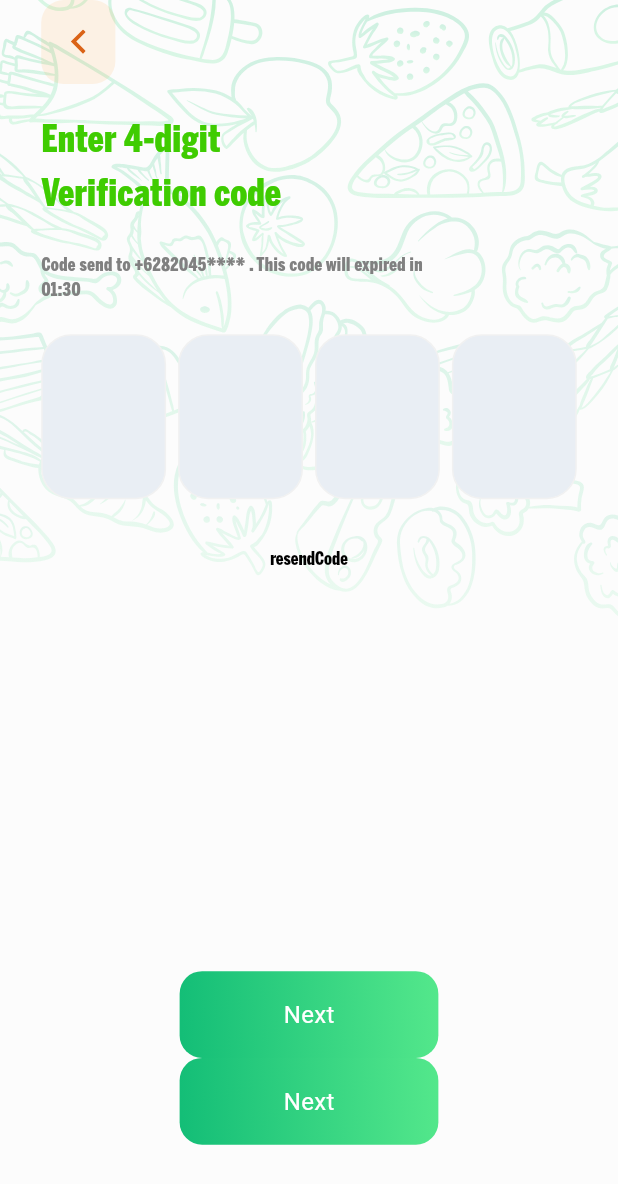
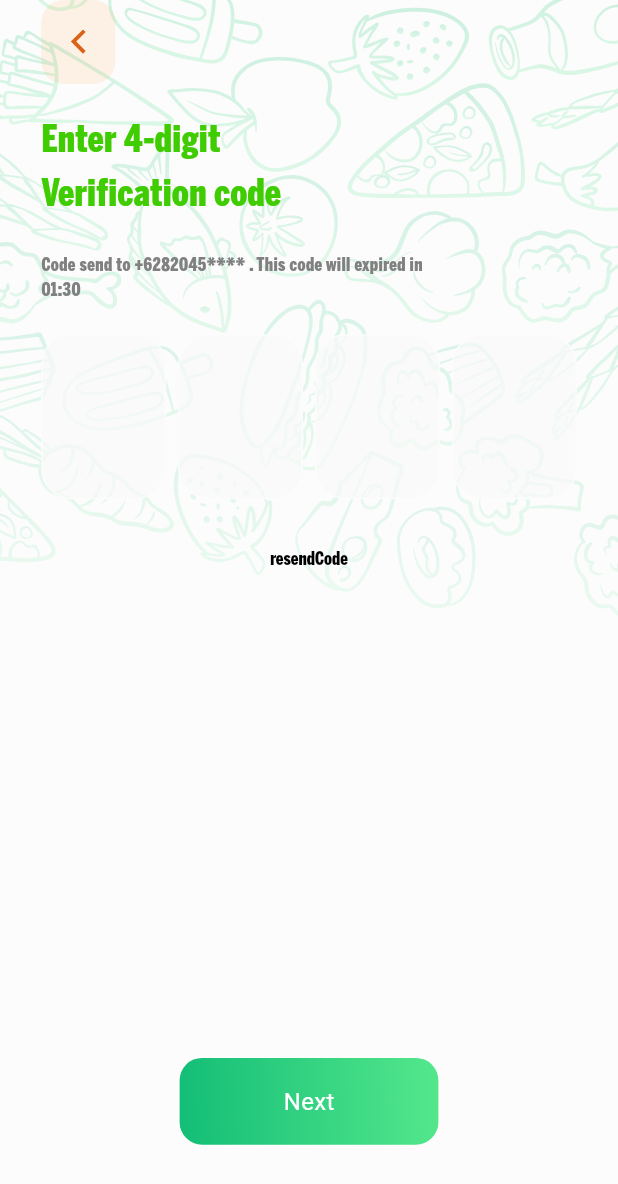
Before and after one commit to ahmed-eid-faried/foodease, a Flutter app: the VerificationCode screen opened directly, on a phone screen of 412 x 824 dp. Shown: the top 1184 px of the screen. Run offline on Flutter 3.47's test engine with Material 3 defaults, Android fonts, the phone set to English and light mode, and no system bars; drawn by our look-alikes of pinput; our stand-ins replace cached_network_image, connectivity_plus, country_code_picker, dartz, dio, equatable and 9 more; missing offline and left inert: swipeable_page_route; accounts and stored records are empty; Roboto replaces fonts that are missing (BentonSans Bold); project files that could hold a hidden picture were left out.

Commit message:
Verification Code

```diff
--- a/lib/features/auth/view/otp.dart
+++ b/lib/features/auth/view/otp.dart
@@ -28,16 +28,16 @@ class _OTPWidgetState extends State<OTPWidget> {
 
   @override
   Widget build(BuildContext context) {
-    Color focusedBorderColor = ColorResources.grey;
-    Color fillColor = ColorResources.black;
-    Color borderColor = ColorResources.grey;
+    Color focusedBorderColor = ColorResources.getIconBg(context);
+    Color fillColor = ColorResources.getIconBg(context);
+    Color borderColor = ColorResources.getHomeBg(context);
 
     final defaultPinTheme = PinTheme(
       width: AppSize.s100.r(context),
       height: AppSize.s100.r(context),
       // textStyle: AppFontStyle.black14w400(),
       decoration: BoxDecoration(
-        color: ColorResources.white,
+        color: fillColor.withOpacity(0.7),
         borderRadius: BorderRadius.circular(AppSize.s22),
         border: Border.all(width: 1, color: borderColor),
       ),
@@ -102,11 +102,14 @@ class _OTPWidgetState extends State<OTPWidget> {
           SizedBox(height: AppSize.s16.h(context)),
           TextButton(
               onPressed: () {},
-              child: const TextCustom(
+              child: TextCustom(
                 LocaleKeys.resendCode,
-                // style: AppFontStyle.red12w500underline()
+                style: TextStyle(
+                  color: ColorResources.getTextTitle(context),
+                  fontSize: 25.sp(context),
+                  fontWeight: FontWeight.w400,
+                ),
               )),
-          // SizedBox(height: AppSize.s24.h(context)),
           const Spacer(),
           Row(
             mainAxisAlignment: MainAxisAlignment.center,
--- a/lib/features/auth/view/verification_code.dart
+++ b/lib/features/auth/view/verification_code.dart
@@ -7,7 +7,6 @@ import 'package:foodease/core/widgets/custom_widgets/appbar/custom_app_bar.dart'
 // import 'package:foodease/core/widgets/common/custom_app_bar_widget.dart';
 import 'package:foodease/core/widgets/custom_widgets/custom_scaffold.dart';
 import 'package:foodease/features/auth/view/otp.dart';
-import 'package:foodease/features/onboarding/onboarding.dart';
 
 class VerificationCode extends StatelessWidget {
   const VerificationCode({super.key});
@@ -45,15 +44,6 @@ class VerificationCode extends StatelessWidget {
                 ),
                 const SizedBox().h(20, context),
                 const Expanded(child: OTPWidget()),
-                // const Spacer(),
-                const Row(
-                  mainAxisAlignment: MainAxisAlignment.center,
-                  children: [
-                    CustomButtonGreen(
-                      title: 'Next',
-                    ),
-                  ],
-                ),
                 const SizedBox().h(60, context),
               ],
             )));
```
